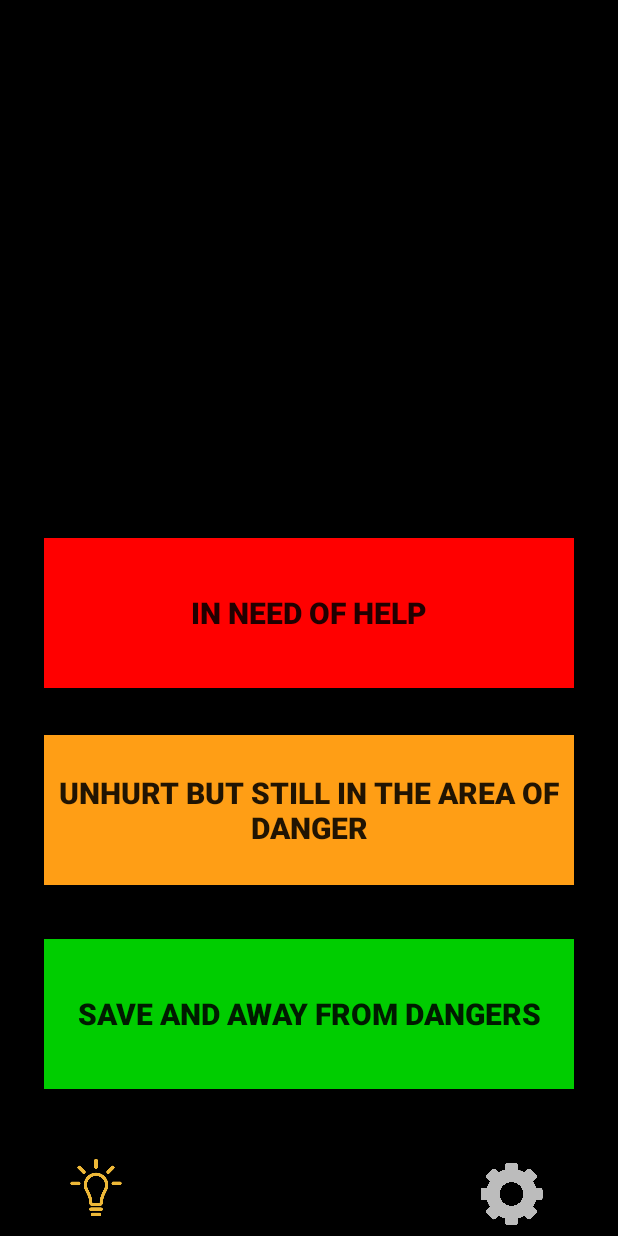
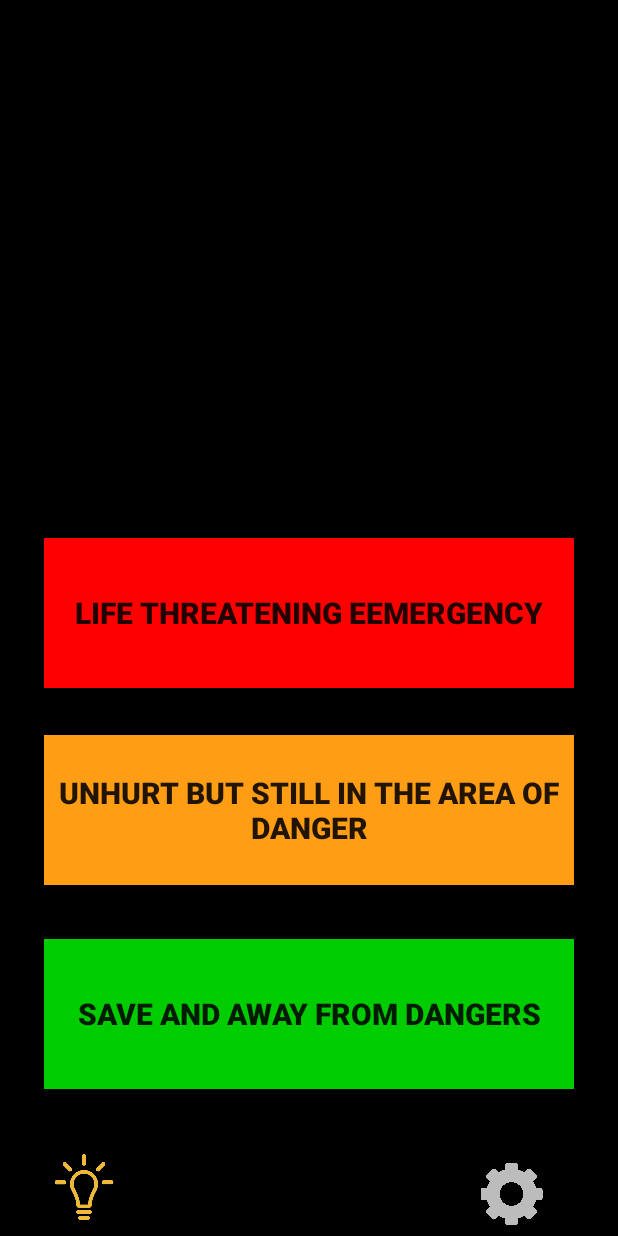
Before and after one commit to daft01/help.me, an Android app: the screen it shows after launch (MainActivity), on a phone screen of 412 x 824 dp. Run offline under Robolectric (Android 15) with nearby library versions, the phone set to English and light mode, and no system bars.

Commit message:
Added life threatening amergency

```diff
--- a/help.me/app/src/main/AndroidManifest.xml
+++ b/help.me/app/src/main/AndroidManifest.xml
@@ -20,6 +20,8 @@
         </activity>
         <activity android:name=".SettingsActivity">
         </activity>
+        <activity android:name=".LifeThreateningAmergency">
+        </activity>
     </application>
 
 </manifest>
--- a/help.me/app/src/main/java/com/firstapp/helpme/MainActivity.java
+++ b/help.me/app/src/main/java/com/firstapp/helpme/MainActivity.java
@@ -22,4 +22,8 @@ public class MainActivity extends AppCompatActivity {
         startActivity(new Intent(MainActivity.this, SettingsActivity.class));
     }
 
+    public void lifeThreateningEmergencyOnClicked(View v){
+        startActivity(new Intent(MainActivity.this, LifeThreateningAmergency.class));
+    }
+
 }
--- a/help.me/app/src/main/res/layout/activity_main.xml
+++ b/help.me/app/src/main/res/layout/activity_main.xml
@@ -10,7 +10,8 @@
     >
 
     <Button
-        android:id="@+id/helpButton"
+        android:id="@+id/lifeThreateningEmergency"
+        android:onClick="lifeThreateningEmergencyOnClicked"
         android:layout_width="0dp"
         android:textSize="20dp"
         android:textStyle="bold"
@@ -18,7 +19,7 @@
         android:background="@color/red"
         android:layout_height="wrap_content"
         android:gravity="center"
-        android:text="In Need of Help"
+        android:text="life Threatening e\Emergency"
         tools:layout_constraintRight_creator="1"
         tools:layout_constraintBottom_creator="1"
         app:layout_constraintBottom_toTopOf="@+id/dangerButton"
@@ -36,6 +37,7 @@
         android:height="100dp"
         android:textSize="20dp"
         android:textStyle="bold"
+
         android:background="@color/orange"
         android:layout_height="wrap_content"
         android:gravity="center"
@@ -43,10 +45,10 @@
         tools:layout_constraintRight_creator="1"
         tools:layout_constraintBottom_creator="1"
         app:layout_constraintBottom_toTopOf="@+id/saveButton"
-        app:layout_constraintRight_toRightOf="@+id/helpButton"
+        app:layout_constraintRight_toRightOf="@+id/lifeThreateningEmergency"
         tools:layout_constraintLeft_creator="1"
         android:layout_marginBottom="36dp"
-        app:layout_constraintLeft_toLeftOf="@+id/helpButton"/>
+        app:layout_constraintLeft_toLeftOf="@+id/lifeThreateningEmergency"/>
 
     <Button
         android:id="@+id/saveButton"
@@ -69,16 +71,16 @@
 
     <ImageView
         android:id="@+id/resources"
+        android:layout_width="80dp"
+        android:layout_height="57dp"
+        android:layout_marginBottom="4dp"
+        android:layout_marginLeft="16dp"
         android:onClick="resourcesButtonClicked"
-        android:layout_width="68dp"
-        android:layout_height="50dp"
+        app:layout_constraintBottom_toBottomOf="parent"
+        app:layout_constraintLeft_toLeftOf="parent"
         app:srcCompat="@drawable/resources"
         tools:layout_constraintBottom_creator="1"
-        android:layout_marginStart="30dp"
-        app:layout_constraintBottom_toBottomOf="parent"
-        tools:layout_constraintLeft_creator="1"
-        android:layout_marginBottom="7dp"
-        app:layout_constraintLeft_toLeftOf="parent"/>
+        tools:layout_constraintLeft_creator="1"/>
 
     <ImageView
         android:id="@+id/settings"
```
Also changed, not shown: help.me/app/src/main/java/com/firstapp/helpme/LifeThreateningAmergency.java (added, +15 -0 lines), help.me/app/src/main/res/layout/activity_life_threatening_amergency.xml (added, +47 -0 lines).
